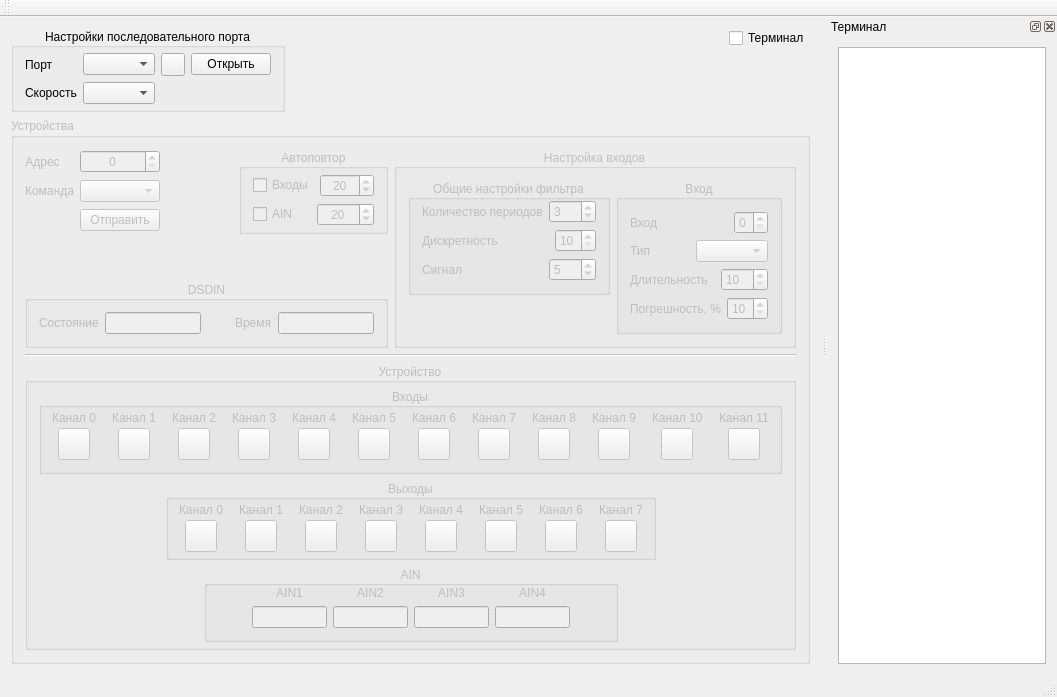
Above: mainwindow.ui from vlarry/emulator before the change. Below: the same form after it.
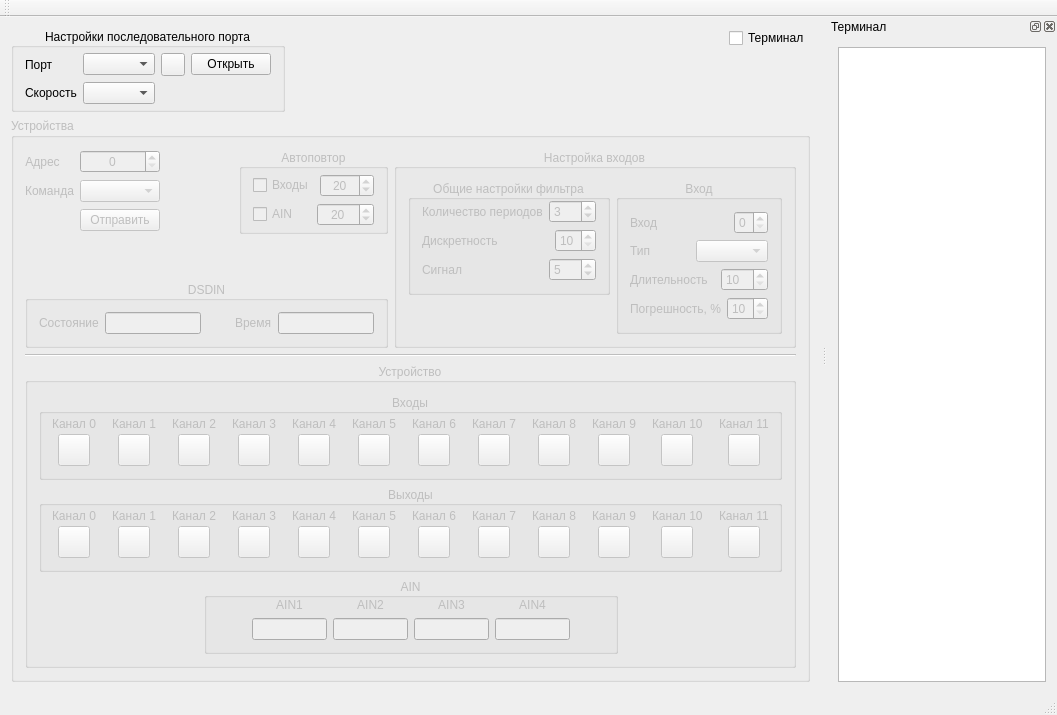
That is the form after the change. Icons and pictures are not drawn. Custom widgets are drawn as their Qt base class.

```diff
--- a/mainwindow.ui
+++ b/mainwindow.ui
@@ -7,7 +7,7 @@
     <x>0</x>
     <y>0</y>
     <width>1057</width>
-    <height>637</height>
+    <height>643</height>
    </rect>
   </property>
   <property name="windowTitle">
@@ -17,7 +17,7 @@
    <string/>
   </property>
   <widget class="QWidget" name="centralWidget">
-   <layout class="QVBoxLayout" name="verticalLayout_29">
+   <layout class="QVBoxLayout" name="verticalLayout_34">
     <item>
      <layout class="QHBoxLayout" name="horizontalLayout_18">
       <item>
@@ -189,7 +189,7 @@
       <property name="title">
        <string>Устройства</string>
       </property>
-      <layout class="QVBoxLayout" name="verticalLayout_28">
+      <layout class="QVBoxLayout" name="verticalLayout_33">
        <item>
         <layout class="QHBoxLayout" name="horizontalLayout_61">
          <item>
@@ -794,13 +794,7 @@
          <property name="alignment">
           <set>Qt::AlignCenter</set>
          </property>
-         <layout class="QVBoxLayout" name="verticalLayout_44">
-          <property name="topMargin">
-           <number>5</number>
-          </property>
-          <property name="bottomMargin">
-           <number>5</number>
-          </property>
+         <layout class="QVBoxLayout" name="verticalLayout_32">
           <item>
            <layout class="QHBoxLayout" name="horizontalLayout_85">
             <property name="spacing">
@@ -2305,10 +2299,7 @@
            </layout>
           </item>
           <item>
-           <layout class="QHBoxLayout" name="horizontalLayout_86">
-            <property name="spacing">
-             <number>0</number>
-            </property>
+           <layout class="QHBoxLayout" name="horizontalLayout_70">
             <item>
              <spacer name="horizontalSpacer_5">
               <property name="orientation">
@@ -2316,7 +2307,7 @@
               </property>
               <property name="sizeHint" stdset="0">
                <size>
-                <width>40</width>
+                <width>13</width>
                 <height>20</height>
                </size>
               </property>
@@ -2340,9 +2331,6 @@
                <property name="rightMargin">
                 <number>5</number>
                </property>
-               <property name="bottomMargin">
-                <number>5</number>
-               </property>
                <item>
                 <layout class="QVBoxLayout" name="verticalLayout_20">
                  <property name="spacing">
@@ -3327,6 +3315,498 @@
                  </item>
                 </layout>
                </item>
+               <item>
+                <layout class="QVBoxLayout" name="verticalLayout_28">
+                 <property name="spacing">
+                  <number>0</number>
+                 </property>
+                 <property name="sizeConstraint">
+                  <enum>QLayout::SetDefaultConstraint</enum>
+                 </property>
+                 <item>
+                  <layout class="QHBoxLayout" name="horizontalLayout_62">
+                   <property name="spacing">
+                    <number>0</number>
+                   </property>
+                   <item>
+                    <spacer name="horizontalSpacer_98">
+                     <property name="orientation">
+                      <enum>Qt::Horizontal</enum>
+                     </property>
+                     <property name="sizeType">
+                      <enum>QSizePolicy::Minimum</enum>
+                     </property>
+                     <property name="sizeHint" stdset="0">
+                      <size>
+                       <width>5</width>
+                       <height>20</height>
+                      </size>
+                     </property>
+                    </spacer>
+                   </item>
+                   <item>
+                    <widget class="QLabel" name="label_22">
+                     <property name="text">
+                      <string>Канал 8</string>
+                     </property>
+                    </widget>
+                   </item>
+                   <item>
+                    <spacer name="horizontalSpacer_99">
+                     <property name="orientation">
+                      <enum>Qt::Horizontal</enum>
+                     </property>
+                     <property name="sizeType">
+                      <enum>QSizePolicy::Minimum</enum>
+                     </property>
+                     <property name="sizeHint" stdset="0">
+                      <size>
+                       <width>5</width>
+                       <height>20</height>
+                      </size>
+                     </property>
+                    </spacer>
+                   </item>
+                  </layout>
+                 </item>
+                 <item>
+                  <layout class="QHBoxLayout" name="horizontalLayout_63">
+                   <property name="spacing">
+                    <number>0</number>
+                   </property>
+                   <item>
+                    <spacer name="horizontalSpacer_100">
+                     <property name="orientation">
+                      <enum>Qt::Horizontal</enum>
+                     </property>
+                     <property name="sizeType">
+                      <enum>QSizePolicy::Minimum</enum>
+                     </property>
+                     <property name="sizeHint" stdset="0">
+                      <size>
+                       <width>5</width>
+                       <height>20</height>
+                      </size>
+                     </property>
+                    </spacer>
+                   </item>
+                   <item>
+                    <widget class="CIODevice" name="OUT9">
+                     <property name="minimumSize">
+                      <size>
+                       <width>32</width>
+                       <height>32</height>
+                      </size>
+                     </property>
+                     <property name="maximumSize">
+                      <size>
+                       <width>32</width>
+                       <height>32</height>
+                      </size>
+                     </property>
+                     <property name="text">
+                      <string/>
+                     </property>
+                     <property name="iconSize">
+                      <size>
+                       <width>24</width>
+                       <height>24</height>
+                      </size>
+                     </property>
+                     <property name="checkable">
+                      <bool>true</bool>
+                     </property>
+                    </widget>
+                   </item>
+                   <item>
+                    <spacer name="horizontalSpacer_101">
+                     <property name="orientation">
+                      <enum>Qt::Horizontal</enum>
+                     </property>
+                     <property name="sizeType">
+                      <enum>QSizePolicy::Minimum</enum>
+                     </property>
+                     <property name="sizeHint" stdset="0">
+                      <size>
+                       <width>5</width>
+                       <height>20</height>
+                      </size>
+                     </property>
+                    </spacer>
+                   </item>
+                  </layout>
+                 </item>
+                </layout>
+               </item>
+               <item>
+                <layout class="QVBoxLayout" name="verticalLayout_29">
+                 <property name="spacing">
+                  <number>0</number>
+                 </property>
+                 <property name="sizeConstraint">
+                  <enum>QLayout::SetDefaultConstraint</enum>
+                 </property>
+                 <item>
+                  <layout class="QHBoxLayout" name="horizontalLayout_64">
+                   <property name="spacing">
+                    <number>0</number>
+                   </property>
+                   <item>
+                    <spacer name="horizontalSpacer_102">
+                     <property name="orientation">
+                      <enum>Qt::Horizontal</enum>
+                     </property>
+                     <property name="sizeType">
+                      <enum>QSizePolicy::Minimum</enum>
+                     </property>
+                     <property name="sizeHint" stdset="0">
+                      <size>
+                       <width>5</width>
+                       <height>20</height>
+                      </size>
+                     </property>
+                    </spacer>
+                   </item>
+                   <item>
+                    <widget class="QLabel" name="label_23">
+                     <property name="text">
+                      <string>Канал 9</string>
+                     </property>
+                    </widget>
+                   </item>
+                   <item>
+                    <spacer name="horizontalSpacer_103">
+                     <property name="orientation">
+                      <enum>Qt::Horizontal</enum>
+                     </property>
+                     <property name="sizeType">
+                      <enum>QSizePolicy::Minimum</enum>
+                     </property>
+                     <property name="sizeHint" stdset="0">
+                      <size>
+                       <width>5</width>
+                       <height>20</height>
+                      </size>
+                     </property>
+                    </spacer>
+                   </item>
+                  </layout>
+                 </item>
+                 <item>
+                  <layout class="QHBoxLayout" name="horizontalLayout_65">
+                   <property name="spacing">
+                    <number>0</number>
+                   </property>
+                   <item>
+                    <spacer name="horizontalSpacer_104">
+                     <property name="orientation">
+                      <enum>Qt::Horizontal</enum>
+                     </property>
+                     <property name="sizeType">
+                      <enum>QSizePolicy::Minimum</enum>
+                     </property>
+                     <property name="sizeHint" stdset="0">
+                      <size>
+                       <width>5</width>
+                       <height>20</height>
+                      </size>
+                     </property>
+                    </spacer>
+                   </item>
+                   <item>
+                    <widget class="CIODevice" name="OUT10">
+                     <property name="minimumSize">
+                      <size>
+                       <width>32</width>
+                       <height>32</height>
+                      </size>
+                     </property>
+                     <property name="maximumSize">
+                      <size>
+                       <width>32</width>
+                       <height>32</height>
+                      </size>
+                     </property>
+                     <property name="text">
+                      <string/>
+                     </property>
+                     <property name="iconSize">
+                      <size>
+                       <width>24</width>
+                       <height>24</height>
+                      </size>
+                     </property>
+                     <property name="checkable">
+                      <bool>true</bool>
+                     </property>
+                    </widget>
+                   </item>
+                   <item>
+                    <spacer name="horizontalSpacer_105">
+                     <property name="orientation">
+                      <enum>Qt::Horizontal</enum>
+                     </property>
+                     <property name="sizeType">
+                      <enum>QSizePolicy::Minimum</enum>
+                     </property>
+                     <property name="sizeHint" stdset="0">
+                      <size>
+                       <width>5</width>
+                       <height>20</height>
+                      </size>
+                     </property>
+                    </spacer>
+                   </item>
+                  </layout>
+                 </item>
+                </layout>
+               </item>
+               <item>
+                <layout class="QVBoxLayout" name="verticalLayout_30">
+                 <property name="spacing">
+                  <number>0</number>
+                 </property>
+                 <property name="sizeConstraint">
+                  <enum>QLayout::SetDefaultConstraint</enum>
+                 </property>
+                 <item>
+                  <layout class="QHBoxLayout" name="horizontalLayout_66">
+                   <property name="spacing">
+                    <number>0</number>
+                   </property>
+                   <item>
+                    <spacer name="horizontalSpacer_106">
+                     <property name="orientation">
+                      <enum>Qt::Horizontal</enum>
+                     </property>
+                     <property name="sizeType">
+                      <enum>QSizePolicy::Minimum</enum>
+                     </property>
+                     <property name="sizeHint" stdset="0">
+                      <size>
+                       <width>5</width>
+                       <height>20</height>
+                      </size>
+                     </property>
+                    </spacer>
+                   </item>
+                   <item>
+                    <widget class="QLabel" name="label_24">
+                     <property name="text">
+                      <string>Канал 10</string>
+                     </property>
+                    </widget>
+                   </item>
+                   <item>
+                    <spacer name="horizontalSpacer_107">
+                     <property name="orientation">
+                      <enum>Qt::Horizontal</enum>
+                     </property>
+                     <property name="sizeType">
+                      <enum>QSizePolicy::Minimum</enum>
+                     </property>
+                     <property name="sizeHint" stdset="0">
+                      <size>
+                       <width>5</width>
+                       <height>20</height>
+                      </size>
+                     </property>
+                    </spacer>
+                   </item>
+                  </layout>
+                 </item>
+                 <item>
+                  <layout class="QHBoxLayout" name="horizontalLayout_67">
+                   <property name="spacing">
+                    <number>0</number>
+                   </property>
+                   <item>
+                    <spacer name="horizontalSpacer_108">
+                     <property name="orientation">
+                      <enum>Qt::Horizontal</enum>
+                     </property>
+                     <property name="sizeType">
+                      <enum>QSizePolicy::Minimum</enum>
+                     </property>
+                     <property name="sizeHint" stdset="0">
+                      <size>
+                       <width>5</width>
+                       <height>20</height>
+                      </size>
+                     </property>
+                    </spacer>
+                   </item>
+                   <item>
+                    <widget class="CIODevice" name="OUT11">
+                     <property name="minimumSize">
+                      <size>
+                       <width>32</width>
+                       <height>32</height>
+                      </size>
+                     </property>
+                     <property name="maximumSize">
+                      <size>
+                       <width>32</width>
+                       <height>32</height>
+                      </size>
+                     </property>
+                     <property name="text">
+                      <string/>
+                     </property>
+                     <property name="iconSize">
+                      <size>
+                       <width>24</width>
+                       <height>24</height>
+                      </size>
+                     </property>
+                     <property name="checkable">
+                      <bool>true</bool>
+                     </property>
+                    </widget>
+                   </item>
+                   <item>
+                    <spacer name="horizontalSpacer_109">
+                     <property name="orientation">
+                      <enum>Qt::Horizontal</enum>
+                     </property>
+                     <property name="sizeType">
+                      <enum>QSizePolicy::Minimum</enum>
+                     </property>
+                     <property name="sizeHint" stdset="0">
+                      <size>
+                       <width>5</width>
+                       <height>20</height>
+                      </size>
+                     </property>
+                    </spacer>
+                   </item>
+                  </layout>
+                 </item>
+                </layout>
+               </item>
+               <item>
+                <layout class="QVBoxLayout" name="verticalLayout_31">
+                 <property name="spacing">
+                  <number>0</number>
+                 </property>
+                 <property name="sizeConstraint">
+                  <enum>QLayout::SetDefaultConstraint</enum>
+                 </property>
+                 <item>
+                  <layout class="QHBoxLayout" name="horizontalLayout_68">
+                   <property name="spacing">
+                    <number>0</number>
+                   </property>
+                   <item>
+                    <spacer name="horizontalSpacer_110">
+                     <property name="orientation">
+                      <enum>Qt::Horizontal</enum>
+                     </property>
+                     <property name="sizeType">
+                      <enum>QSizePolicy::Minimum</enum>
+                     </property>
+                     <property name="sizeHint" stdset="0">
+                      <size>
+                       <width>5</width>
+                       <height>20</height>
+                      </size>
+                     </property>
+                    </spacer>
+                   </item>
+                   <item>
+                    <widget class="QLabel" name="label_25">
+                     <property name="text">
+                      <string>Канал 11</string>
+                     </property>
+                    </widget>
+                   </item>
+                   <item>
+                    <spacer name="horizontalSpacer_111">
+                     <property name="orientation">
+                      <enum>Qt::Horizontal</enum>
+                     </property>
+                     <property name="sizeType">
+                      <enum>QSizePolicy::Minimum</enum>
+                     </property>
+                     <property name="sizeHint" stdset="0">
+                      <size>
+                       <width>5</width>
+                       <height>20</height>
+                      </size>
+                     </property>
+                    </spacer>
+                   </item>
+                  </layout>
+                 </item>
+                 <item>
+                  <layout class="QHBoxLayout" name="horizontalLayout_69">
+                   <property name="spacing">
+                    <number>0</number>
+                   </property>
+                   <item>
+                    <spacer name="horizontalSpacer_112">
+                     <property name="orientation">
+                      <enum>Qt::Horizontal</enum>
+                     </property>
+                     <property name="sizeType">
+                      <enum>QSizePolicy::Minimum</enum>
+                     </property>
+                     <property name="sizeHint" stdset="0">
+                      <size>
+                       <width>5</width>
+                       <height>20</height>
+                      </size>
+                     </property>
+                    </spacer>
+                   </item>
+                   <item>
+                    <widget class="CIODevice" name="OUT12">
+                     <property name="minimumSize">
+                      <size>
+                       <width>32</width>
+                       <height>32</height>
+                      </size>
+                     </property>
+                     <property name="maximumSize">
+                      <size>
+                       <width>32</width>
+                       <height>32</height>
+                      </size>
+                     </property>
+                     <property name="text">
+                      <string/>
+                     </property>
+                     <property name="iconSize">
+                      <size>
+                       <width>24</width>
+                       <height>24</height>
+                      </size>
+                     </property>
+                     <property name="checkable">
+                      <bool>true</bool>
+                     </property>
+                    </widget>
+                   </item>
+                   <item>
+                    <spacer name="horizontalSpacer_113">
+                     <property name="orientation">
+                      <enum>Qt::Horizontal</enum>
+                     </property>
+                     <property name="sizeType">
+                      <enum>QSizePolicy::Minimum</enum>
+                     </property>
+                     <property name="sizeHint" stdset="0">
+                      <size>
+                       <width>5</width>
+                       <height>20</height>
+                      </size>
+                     </property>
+                    </spacer>
+                   </item>
+                  </layout>
+                 </item>
+                </layout>
+               </item>
               </layout>
              </widget>
             </item>
@@ -3337,7 +3817,7 @@
               </property>
               <property name="sizeHint" stdset="0">
                <size>
-                <width>40</width>
+                <width>13</width>
                 <height>20</height>
                </size>
               </property>
```
